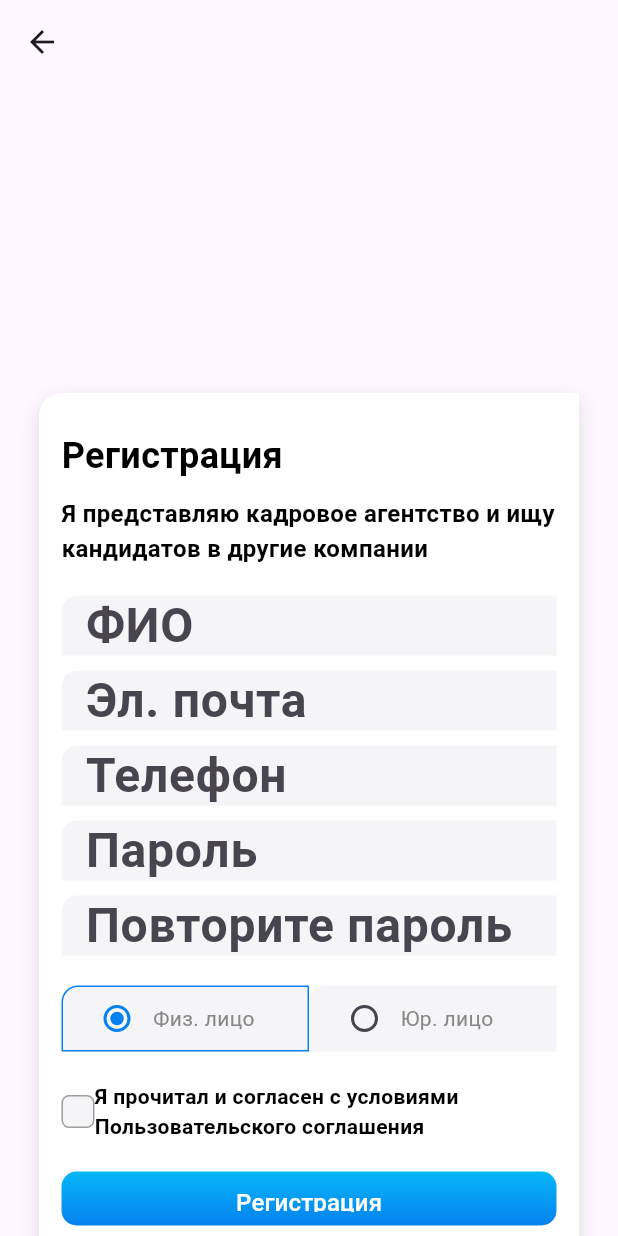
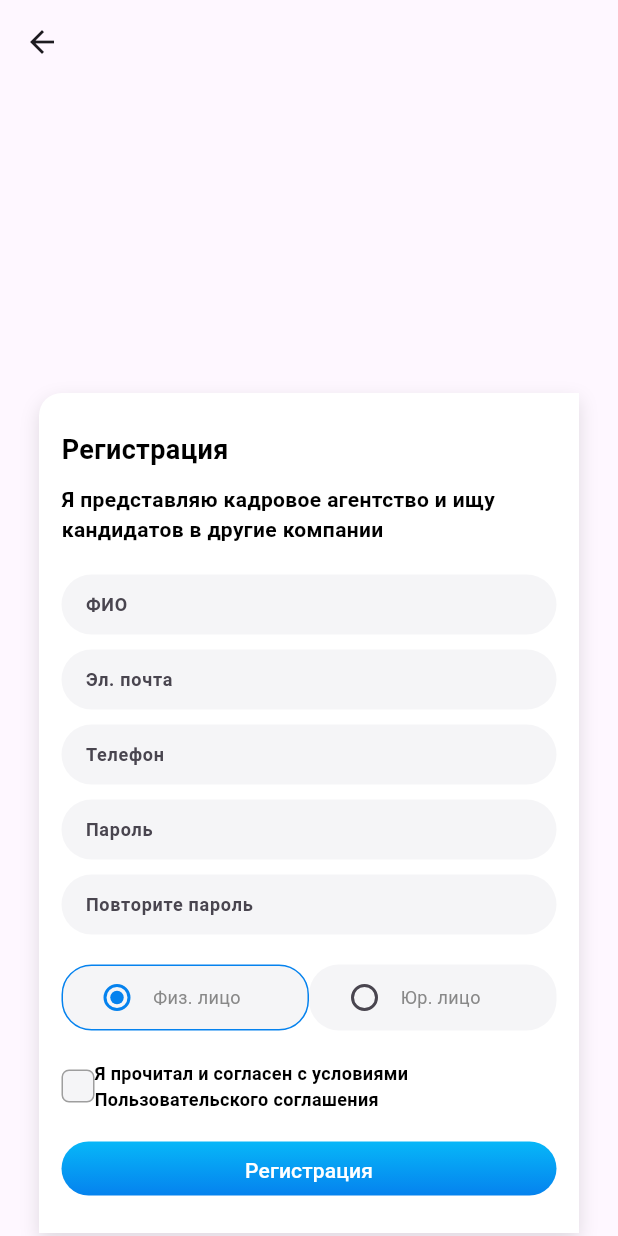
Before and after one commit to ED1LOAD/Molva, a Flutter app: the RegistrationPage screen opened directly, on a phone screen of 412 x 824 dp. Run offline on Flutter 3.47's test engine with Material 3 defaults, Android fonts, the light colour scheme and no system bars; our stand-ins replace flutter_cache_manager, flutter_secure_storage, flutter_svg; missing offline and left inert: smart_snackbars; accounts and stored records are empty; Roboto replaces fonts that are missing (Graphik LCG).

Commit message:
looks like trash

```diff
--- a/app/lib/app.dart
+++ b/app/lib/app.dart
@@ -23,7 +23,7 @@ class App extends StatelessWidget {
       ),
       routes: {
         '/': (context) => OnboardingScreen(),
-        '/toregistration': (context) => ToRegistration(),
+        '/toregistration': (context) => RegistrationPage(),
         '/login': (context) => LoginScreen(),
         '/authorization': (context) => AuthorizationScreen(),
         '/home': (context) => HomeScreen(),
--- a/app/lib/registration/registration.dart
+++ b/app/lib/registration/registration.dart
@@ -1,17 +1,4 @@
 import 'package:flutter/material.dart';
-
-void main() {
-  runApp(MyApp());
-}
-
-class MyApp extends StatelessWidget {
-  @override
-  Widget build(BuildContext context) {
-    return MaterialApp(
-      home: RegistrationPage(),
-    );
-  }
-}
 
 class RegistrationPage extends StatefulWidget {
   @override
@@ -22,6 +9,7 @@ class _RegistrationPageState extends State<RegistrationPage> {
   bool isPerson = true;
   final _formKey = GlobalKey<FormState>();
   bool isChecked = false;
+
   @override
   Widget build(BuildContext context) {
     return Scaffold(
@@ -40,7 +28,7 @@ class _RegistrationPageState extends State<RegistrationPage> {
             width: double.infinity,
             constraints: BoxConstraints(maxWidth: 360),
             padding: EdgeInsets.fromLTRB(15, 25, 15, 25),
-            decoration: const BoxDecoration(
+            decoration: BoxDecoration(
               color: Colors.white,
               borderRadius: BorderRadius.only(
                 topLeft: Radius.circular(15),
@@ -56,25 +44,25 @@ class _RegistrationPageState extends State<RegistrationPage> {
             child: Column(
               crossAxisAlignment: CrossAxisAlignment.start,
               children: [
-                const Text(
+                Text(
                   'Регистрация',
                   style: TextStyle(
-                    fontSize: 24,
+                    fontSize: 18, // Уменьшенный шрифт
                     fontWeight: FontWeight.bold,
                   ),
                 ),
                 SizedBox(height: 10),
-                const Text(
+                Text(
                   'Я представляю кадровое агентство и ищу кандидатов в другие компании',
-                  style: TextStyle(fontSize: 16),
+                  style: TextStyle(fontSize: 14), // Уменьшенный шрифт
                 ),
-                const SizedBox(height: 20),
+                SizedBox(height: 20),
                 Form(
                   key: _formKey,
                   child: Column(
                     children: [
                       _buildFormField('ФИО'),
-                       SizedBox(height: 10),
+                      SizedBox(height: 10),
                       _buildFormField('Эл. почта'),
                       SizedBox(height: 10),
                       _buildFormField('Телефон'),
@@ -96,10 +84,10 @@ class _RegistrationPageState extends State<RegistrationPage> {
                 Row(
                   children: [
                     _buildCheckbox(),
-                    const Expanded(
+                    Expanded(
                       child: Text(
                         'Я прочитал и согласен с условиями Пользовательского соглашения',
-                        style: TextStyle(fontSize: 14),
+                        style: TextStyle(fontSize: 12), // Уменьшенный шрифт
                       ),
                     ),
                   ],
@@ -110,8 +98,8 @@ class _RegistrationPageState extends State<RegistrationPage> {
                     width: double.infinity,
                     height: 36,
                     decoration: BoxDecoration(
-                      borderRadius: BorderRadius.circular(10),
-                      gradient: const LinearGradient(
+                      borderRadius: BorderRadius.circular(20), // Полностью округлые границы
+                      gradient: LinearGradient(
                         colors: [Color(0xFF07B7F8), Color(0xFF0582EE)],
                         begin: Alignment.topCenter,
                         end: Alignment.bottomCenter,
@@ -123,17 +111,17 @@ class _RegistrationPageState extends State<RegistrationPage> {
                           // Handle form submission
                         }
                       },
+                      child: Text(
+                        'Регистрация',
+                        style: TextStyle(
+                          color: Colors.white,
+                          fontSize: 14, // Уменьшенный шрифт
+                        ),
+                      ),
                       style: TextButton.styleFrom(
                         padding: EdgeInsets.symmetric(vertical: 9, horizontal: 8),
                         shape: RoundedRectangleBorder(
-                          borderRadius: BorderRadius.circular(10),
-                        ),
-                      ),
-                      child: const Text(
-                        'Регистрация',
-                        style: TextStyle(
-                          color: Colors.white,
-                          fontSize: 16,
+                          borderRadius: BorderRadius.circular(20), // Полностью округлые границы
                         ),
                       ),
                     ),
@@ -151,23 +139,22 @@ class _RegistrationPageState extends State<RegistrationPage> {
     return Container(
       width: double.infinity,
       height: 40,
-      decoration: const BoxDecoration(
+      decoration: BoxDecoration(
         color: Color(0xFFF5F5F7),
-        borderRadius: BorderRadius.only(
-          topLeft: Radius.circular(11),
-        ),
+        borderRadius: BorderRadius.circular(20), // Полностью округлые границы
       ),
       child: TextFormField(
         decoration: InputDecoration(
-          contentPadding: const EdgeInsets.symmetric(vertical: 11, horizontal: 12),
+          contentPadding: EdgeInsets.symmetric(vertical: 11, horizontal: 12),
           labelText: labelText,
-          border: const OutlineInputBorder(
+          labelStyle: TextStyle(fontSize: 12), // Уменьшенный шрифт
+          hintStyle: TextStyle(fontSize: 12), // Уменьшенный шрифт для hint text
+          border: OutlineInputBorder(
             borderSide: BorderSide.none,
-            borderRadius: BorderRadius.only(
-              topLeft: Radius.circular(11),
-            ),
+            borderRadius: BorderRadius.circular(20), // Полностью округлые границы
           ),
         ),
+        style: TextStyle(fontSize: 12), // Уменьшенный шрифт для вводимого текста
         obscureText: obscureText,
       ),
     );
@@ -183,14 +170,12 @@ class _RegistrationPageState extends State<RegistrationPage> {
         },
         child: Container(
           height: 44,
-          padding: const EdgeInsets.symmetric(horizontal: 12, vertical: 11),
+          padding: EdgeInsets.symmetric(horizontal: 12, vertical: 11),
           decoration: BoxDecoration(
             color: Color(0xFFF5F5F7),
-            borderRadius: const BorderRadius.only(
-              topLeft: Radius.circular(11),
-            ),
+            borderRadius: BorderRadius.circular(20), // Полностью округлые границы
             border: Border.all(
-              color: isSelected ? const Color(0xFF0582EE) : Colors.transparent,
+              color: isSelected ? Color(0xFF0582EE) : Colors.transparent,
             ),
           ),
           child: Row(
@@ -207,8 +192,8 @@ class _RegistrationPageState extends State<RegistrationPage> {
               ),
               Text(
                 text,
-                style: const TextStyle(
-                  fontSize: 14,
+                style: TextStyle(
+                  fontSize: 12, // Уменьшенный шрифт
                   fontFamily: 'Graphik LCG',
                   fontWeight: FontWeight.w400,
                   color: Color(0xFF888888),
@@ -221,7 +206,7 @@ class _RegistrationPageState extends State<RegistrationPage> {
     );
   }
 
- Widget _buildCheckbox() {
+  Widget _buildCheckbox() {
     return GestureDetector(
       onTap: () {
         setState(() {
@@ -242,7 +227,7 @@ class _RegistrationPageState extends State<RegistrationPage> {
                 ),
         ),
         child: isChecked
-            ? const Align(
+            ? Align(
                 alignment: Alignment.center,
                 child: Icon(
                   Icons.check,
```
